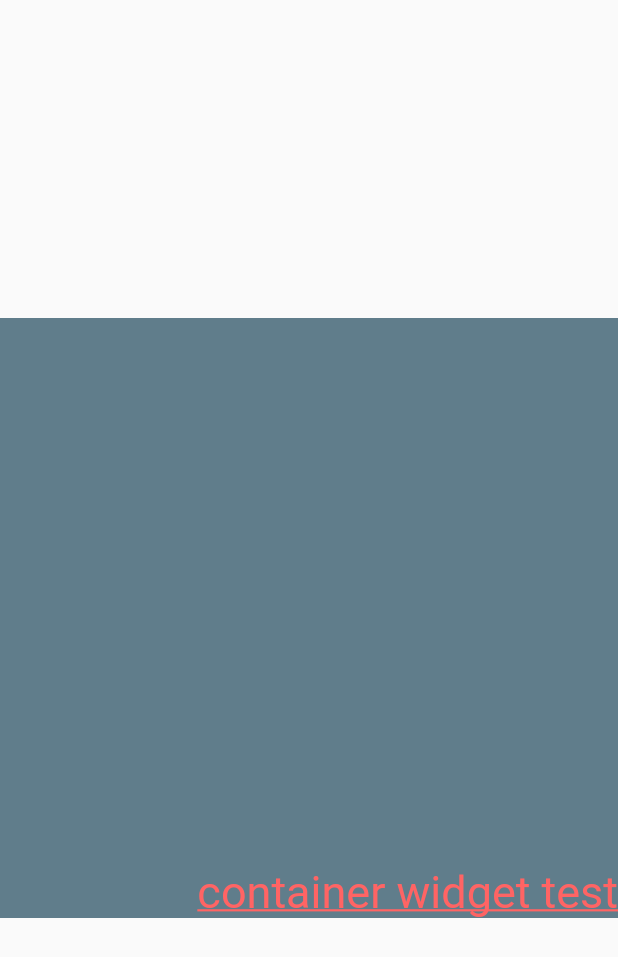
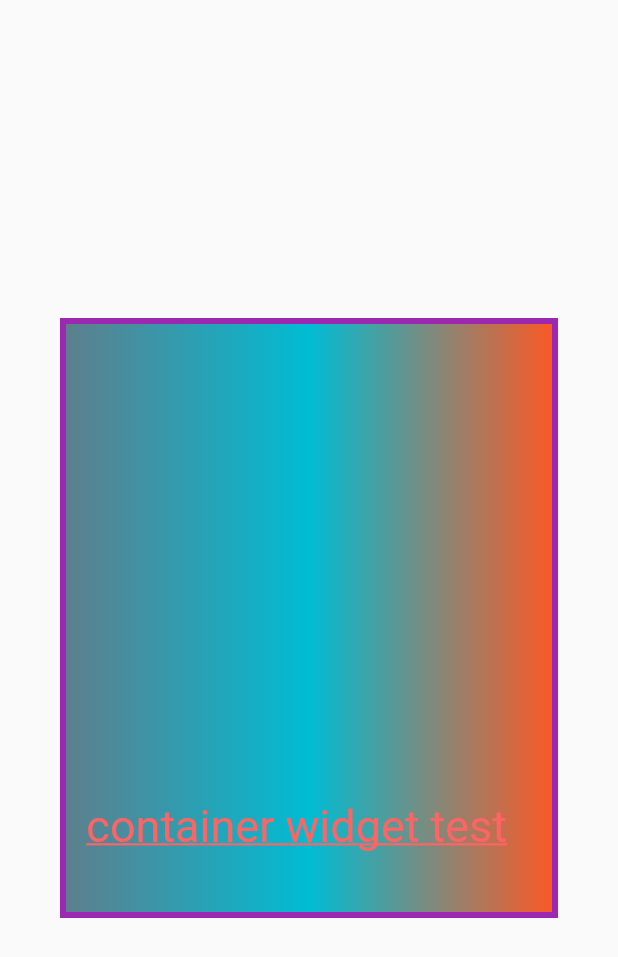
Before and after one commit to heachou/flutter-demo, a Flutter app: the screen it shows after launch, on a phone screen of 412 x 824 dp. Shown: the top 957 px of the screen. Run offline on Flutter 3.47's test engine with Material 2 defaults, Android fonts, the phone set to English and light mode, and no system bars.

Commit message:
container margin padding eg

```diff
--- a/container/lib/main.dart
+++ b/container/lib/main.dart
@@ -14,7 +14,15 @@ class MyApp extends StatelessWidget {
             alignment: Alignment.bottomRight, // 下右
             width: 500,
             height: 400,
-            color: Colors.blueGrey,
+            // color: Colors.blueGrey,// 和渐变重复,保留一个
+            decoration: new BoxDecoration(
+              gradient: const LinearGradient(
+                colors: [Colors.blueGrey,Colors.cyan,Colors.deepOrange]
+              ),
+              border: Border.all(width: 4,color: Colors.purple)
+            ),
+            padding: const EdgeInsets.fromLTRB(10,20,30,40),
+            margin: const EdgeInsets.all(40),
             child: Text(
               'container widget test',
               textAlign: TextAlign.left,
```
